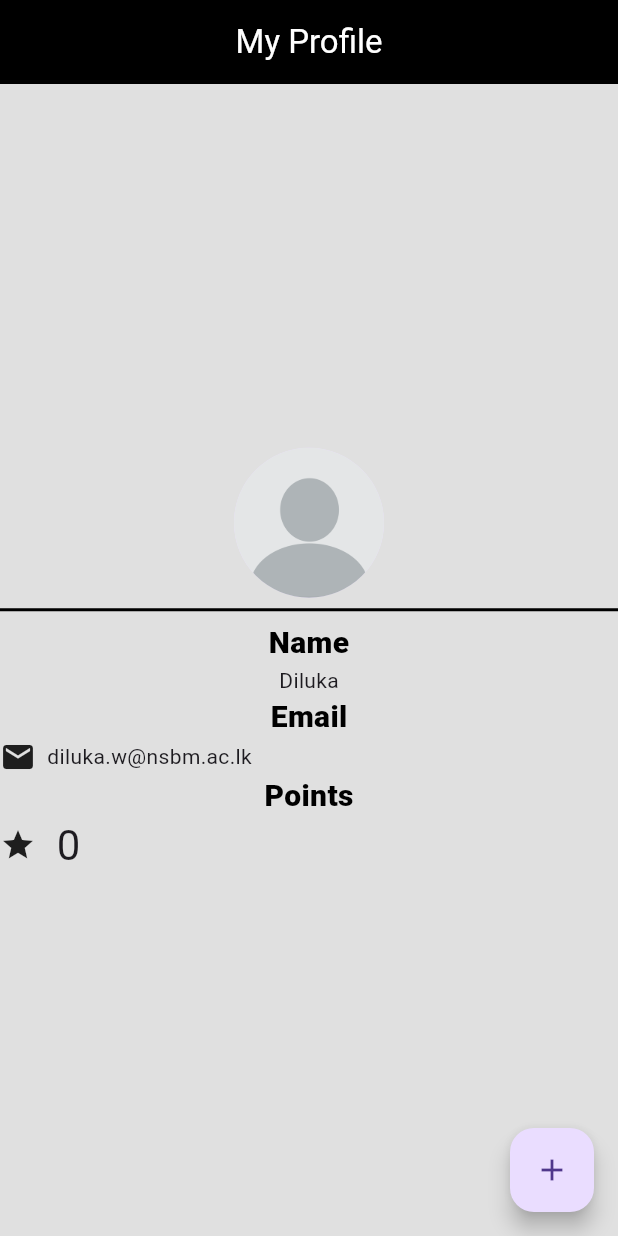
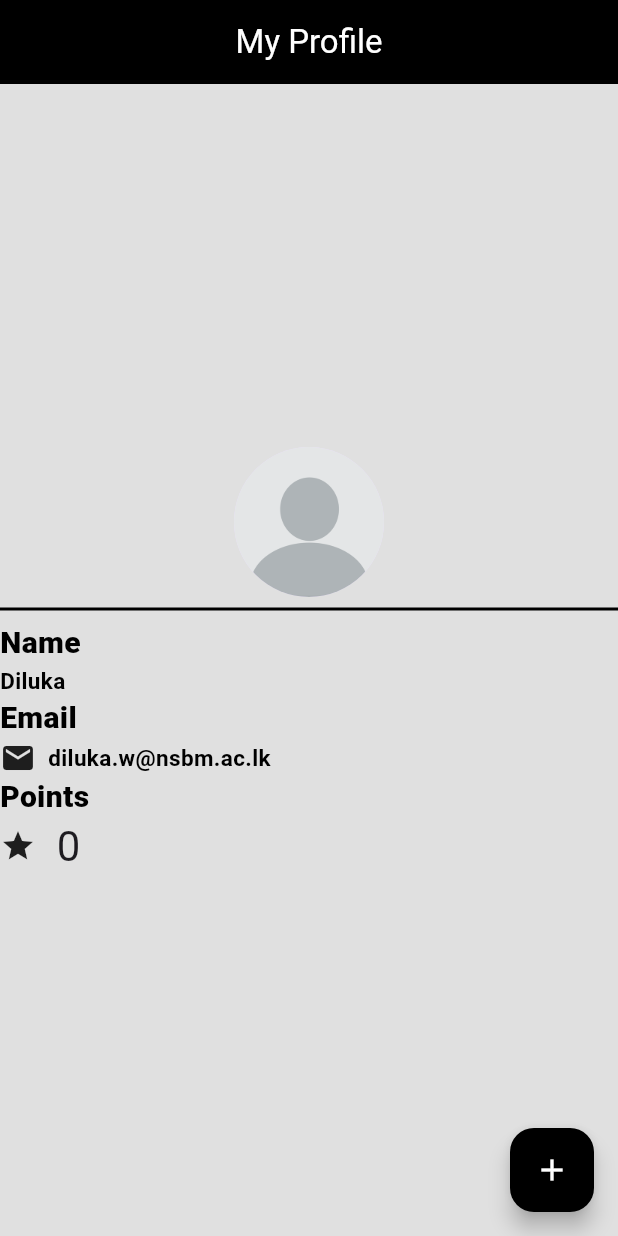
Before and after one commit to RavinduSampath/flutter_profile_page_test, a Flutter app: the screen it shows after launch, on a phone screen of 412 x 824 dp. Run offline on Flutter 3.47's test engine with Material 3 defaults, Android fonts, the light colour scheme and no system bars.

Commit message:
change lay out

```diff
--- a/lib/main.dart
+++ b/lib/main.dart
@@ -42,35 +42,45 @@ class _HomeState extends State<Home> {
               color: Colors.black,
               thickness: 2,
             ),
-            Text(
+            Row(children: [Text(
               "Name",
               style: TextStyle(
                 fontSize: 20,
                 fontWeight: FontWeight.w900,
                 color: Colors.black,
               ),
-            ),
-            Text(
-              "Diluka"
-            ),
-            Text(
+            ),],),
+            Row(children: [Text(
+              "Diluka",style: TextStyle
+              (fontSize: 15,
+              fontWeight: FontWeight.bold,
+              color: Colors.black),
+            ),],),
+
+
+            Row(children: [Text(
               "Email",
               style: TextStyle(
                 fontSize: 20,
                 fontWeight: FontWeight.w900,
                 color: Colors.black,
               ),
-            ),
+            ),],),
             Row(
               children: [const Icon(Icons.email),
             Text(
 
-              "  diluka.w@nsbm.ac.lk"
+              "  diluka.w@nsbm.ac.lk",
+              style: TextStyle
+              (fontSize: 15,
+              fontWeight: FontWeight.bold,
+              color: Colors.black),
             ),],
 
 
             ),
-            Text(
+            Row(children: [
+              Text(
               "Points",
               style: TextStyle(
                 fontSize: 20,
@@ -78,16 +88,14 @@ class _HomeState extends State<Home> {
                 color: Colors.black,
               ),
             ),
+            ],),
 
             Row(
               children: [const Icon(Icons.star),
-
-
               Text(
               '  $counter',
               style: Theme.of(context).textTheme.headlineMedium,
             ),],
-
 
             ),
           ],
@@ -96,7 +104,8 @@ class _HomeState extends State<Home> {
       floatingActionButton: FloatingActionButton(
         onPressed: _incrementCounter,
         tooltip: 'Increment',
-        child: const Icon(Icons.add),
+        backgroundColor: Color(0xFF000000),
+        child: const Icon(Icons.add, color: Colors.white,),
       ),
     );
   }
```
